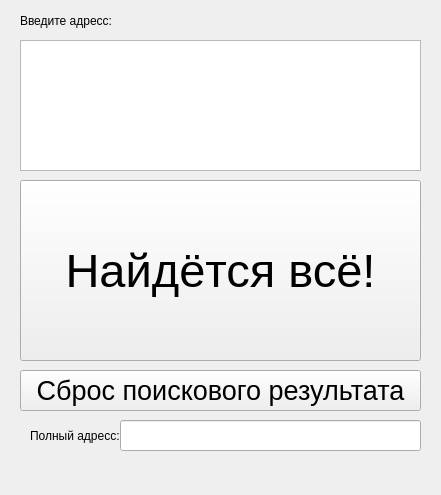
The window that WEB7/untitled.ui (MrGoldSky/Git_yandex) describes before a commit, drawn with Qt 5.
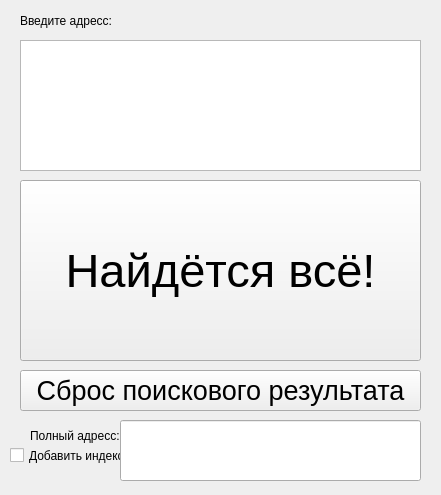
The same window after the commit.

Commit message: Большая задача по Maps API. Часть №5-9

Diff of the .ui file:
```diff
--- a/WEB7/untitled.ui
+++ b/WEB7/untitled.ui
@@ -96,13 +96,26 @@
      <x>120</x>
      <y>420</y>
      <width>301</width>
-     <height>31</height>
+     <height>61</height>
     </rect>
    </property>
    <property name="readOnly">
     <bool>true</bool>
    </property>
   </widget>
+  <widget class="QCheckBox" name="checkBox">
+   <property name="geometry">
+    <rect>
+     <x>10</x>
+     <y>440</y>
+     <width>111</width>
+     <height>31</height>
+    </rect>
+   </property>
+   <property name="text">
+    <string>Добавить индекс</string>
+   </property>
+  </widget>
  </widget>
  <resources/>
  <connections/>
```
The commit also changes 2 other files.
